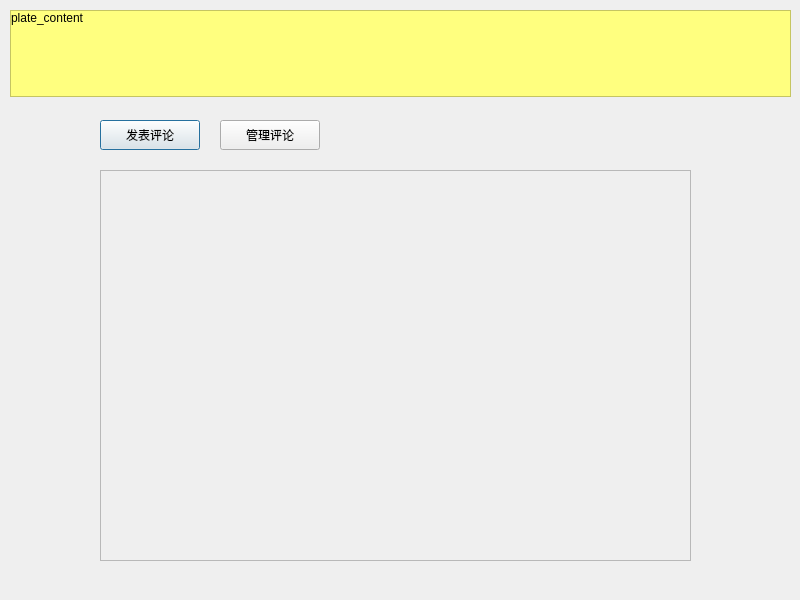
snailccc/Forum, file Forum/post.ui: the form before one commit.
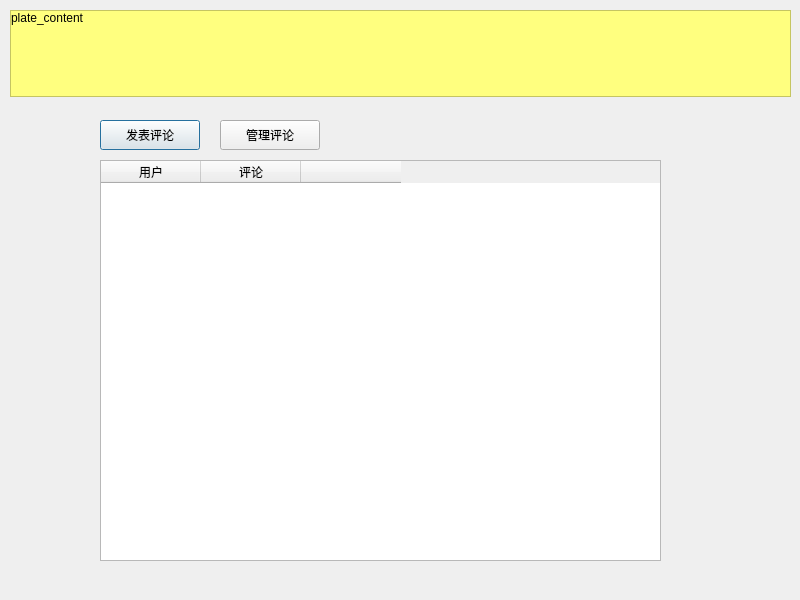
The form after the commit.

Commit message: use QTableWidget to put comment

The edit to the form file:
```diff
--- a/Forum/post.ui
+++ b/Forum/post.ui
@@ -81,67 +81,30 @@
     </widget>
    </widget>
   </widget>
-  <widget class="QWidget" name="verticalLayoutWidget">
+  <widget class="QTableWidget" name="commentGroup">
    <property name="geometry">
     <rect>
      <x>100</x>
-     <y>170</y>
-     <width>591</width>
-     <height>391</height>
+     <y>160</y>
+     <width>561</width>
+     <height>401</height>
     </rect>
    </property>
-   <layout class="QVBoxLayout" name="main_layout">
-    <item>
-     <widget class="QScrollArea" name="scrollArea_2">
-      <property name="widgetResizable">
-       <bool>true</bool>
-      </property>
-      <property name="alignment">
-       <set>Qt::AlignLeading|Qt::AlignLeft|Qt::AlignTop</set>
-      </property>
-      <widget class="QWidget" name="scrollAreaWidgetContents">
-       <property name="geometry">
-        <rect>
-         <x>0</x>
-         <y>0</y>
-         <width>587</width>
-         <height>387</height>
-        </rect>
-       </property>
-       <widget class="QWidget" name="verticalLayoutWidget_2">
-        <property name="geometry">
-         <rect>
-          <x>0</x>
-          <y>0</y>
-          <width>481</width>
-          <height>421</height>
-         </rect>
-        </property>
-        <layout class="QVBoxLayout" name="commentGroup">
-         <property name="sizeConstraint">
-          <enum>QLayout::SetMinAndMaxSize</enum>
-         </property>
-        </layout>
-       </widget>
-       <widget class="QWidget" name="verticalLayoutWidget_3">
-        <property name="geometry">
-         <rect>
-          <x>480</x>
-          <y>0</y>
-          <width>111</width>
-          <height>421</height>
-         </rect>
-        </property>
-        <layout class="QVBoxLayout" name="deleteButtonGroup">
-         <property name="sizeConstraint">
-          <enum>QLayout::SetMinAndMaxSize</enum>
-         </property>
-        </layout>
-       </widget>
-      </widget>
-     </widget>
-    </item>
-   </layout>
+   <column>
+    <property name="text">
+     <string>用户</string>
+    </property>
+   </column>
+   <column>
+    <property name="text">
+     <string>评论</string>
+    </property>
+   </column>
+   <column>
+    <property name="text">
+     <string> </string>
+    </property>
+   </column>
   </widget>
  </widget>
  <resources/>
```
The commit also changes 7 other files.
